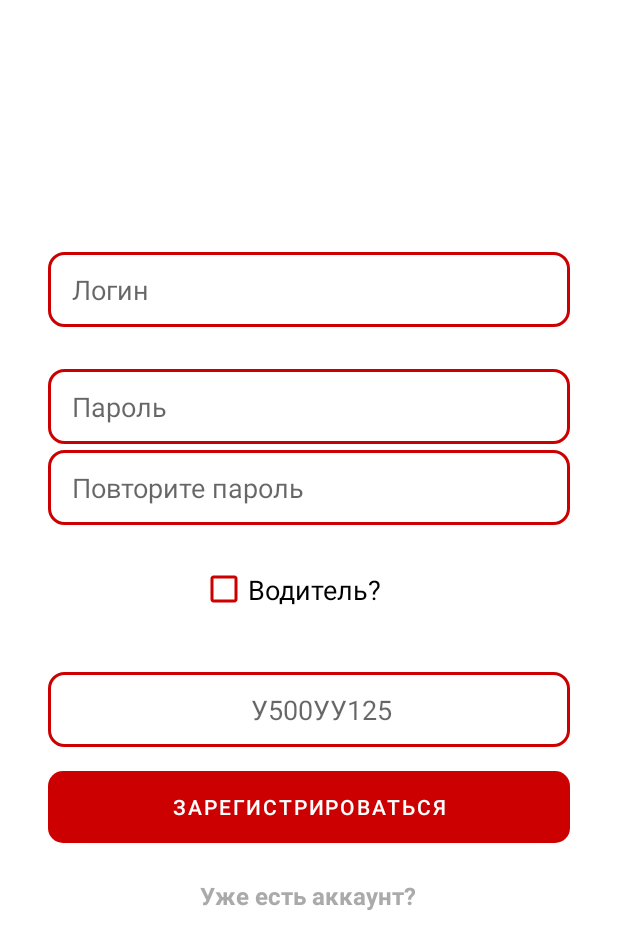
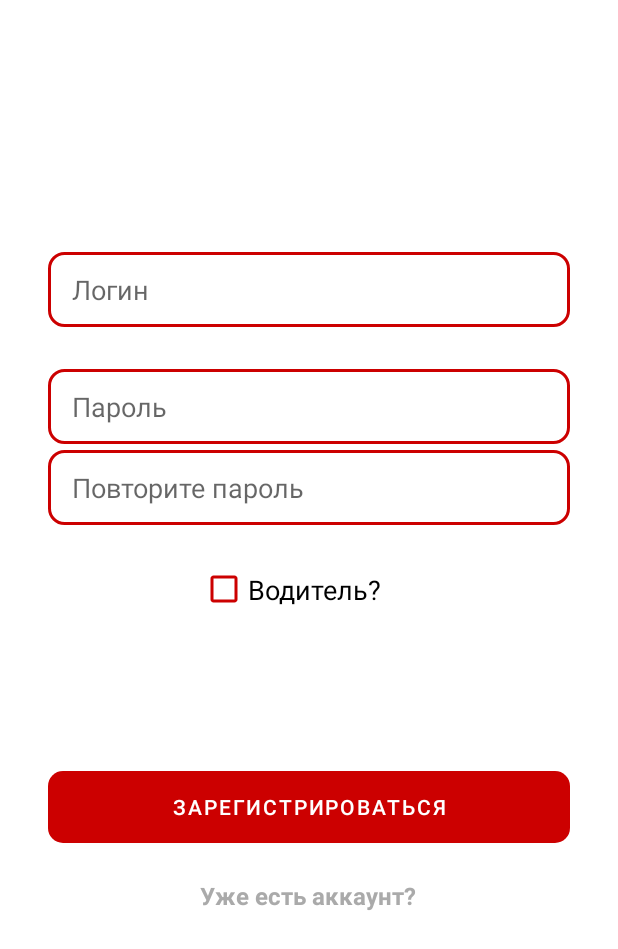
Before and after one commit to diplom-dvfu/road-chat-mobileapp, an Android app: the layout activity_registration.xml on its own in the app's theme, with its tools: preview values and no code run, on a phone screen of 412 x 824 dp. Shown: the top 949 px of the screen. Run offline under Robolectric (Android 15) with nearby library versions, the phone set to English and light mode, and no system bars.

Commit message:
improve ux with login and register activities

```diff
--- a/app/src/main/AndroidManifest.xml
+++ b/app/src/main/AndroidManifest.xml
@@ -12,14 +12,18 @@
         <activity android:name=".ui.main_chat.MainChatActivity" />
         <activity
             android:name=".ui.login.LoginActivity"
+            android:windowSoftInputMode="adjustPan"
             android:label="@string/app_name">
+
             <intent-filter>
                 <action android:name="android.intent.action.MAIN" />
 
                 <category android:name="android.intent.category.LAUNCHER" />
             </intent-filter>
         </activity>
-        <activity android:name=".ui.registration.RegistrationActivity" />
+        <activity
+            android:name=".ui.registration.RegistrationActivity"
+            android:windowSoftInputMode="adjustPan" />
     </application>
 
 </manifest>
--- a/app/src/main/res/layout/activity_login.xml
+++ b/app/src/main/res/layout/activity_login.xml
@@ -5,11 +5,14 @@
     android:id="@+id/container"
     android:layout_width="match_parent"
     android:layout_height="match_parent"
+    android:background="@android:color/white"
+    android:clickable="true"
+    android:focusable="true"
+    android:focusableInTouchMode="true"
     android:paddingLeft="@dimen/activity_horizontal_margin"
     android:paddingTop="@dimen/activity_vertical_margin"
     android:paddingRight="@dimen/activity_horizontal_margin"
     android:paddingBottom="@dimen/activity_vertical_margin"
-    android:background="@android:color/white"
     tools:context=".ui.login.LoginActivity">
 
     <EditText
--- a/app/src/main/res/layout/activity_registration.xml
+++ b/app/src/main/res/layout/activity_registration.xml
@@ -4,7 +4,11 @@
     xmlns:tools="http://schemas.android.com/tools"
     android:layout_width="match_parent"
     android:layout_height="match_parent"
+    android:clickable="true"
+    android:focusable="true"
+    android:focusableInTouchMode="true"
     tools:context=".ui.registration.RegistrationActivity">
+
 
     <EditText
         android:id="@+id/username_edittext_register"
@@ -90,7 +94,7 @@
         app:layout_constraintTop_toBottomOf="@+id/password_confirm_edittext_register" />
 
     <CheckBox
-        android:id="@+id/checkBox"
+        android:id="@+id/is_driver_checkbox_register"
         android:layout_width="143dp"
         android:layout_height="62dp"
         android:buttonTint="@android:color/holo_red_dark"
@@ -112,6 +116,7 @@
         android:layout_marginEnd="32dp"
         android:background="@drawable/rounded_edittext_register_login"
         android:ems="10"
+        android:visibility="invisible"
         android:hint="У500УУ125"
         android:inputType="text"
         android:paddingLeft="16dp"
@@ -120,7 +125,7 @@
         app:layout_constraintEnd_toEndOf="parent"
         app:layout_constraintHorizontal_bias="0.0"
         app:layout_constraintStart_toStartOf="parent"
-        app:layout_constraintTop_toBottomOf="@+id/checkBox" />
+        app:layout_constraintTop_toBottomOf="@+id/is_driver_checkbox_register" />
 
 
 </androidx.constraintlayout.widget.ConstraintLayout>
```
Also changed, not shown: app/src/main/java/com/example/roadchat/ui/login/LoginActivity.kt (+21 -0 lines), app/src/main/java/com/example/roadchat/ui/registration/RegistrationActivity.kt (+47 -2 lines).
